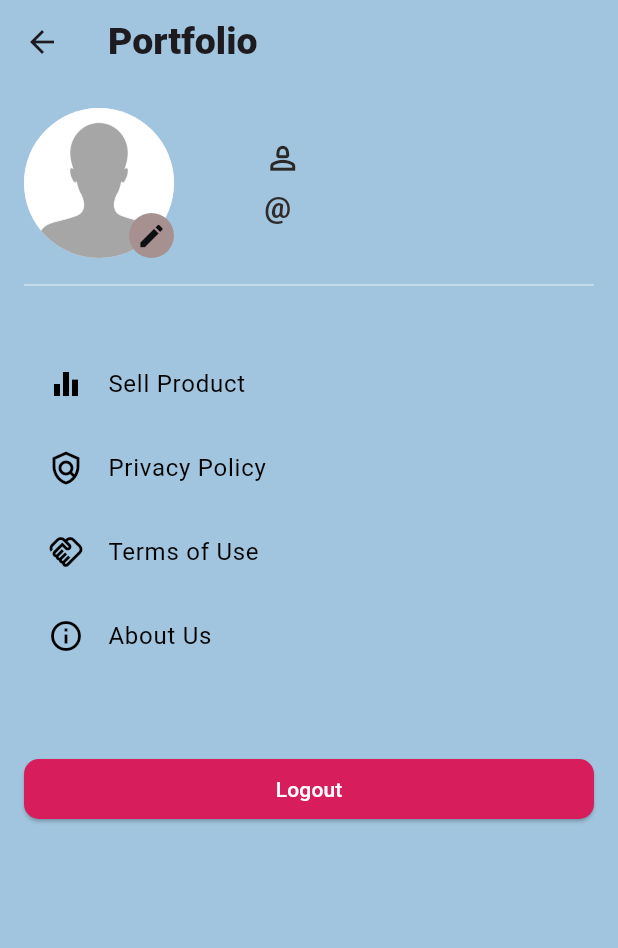
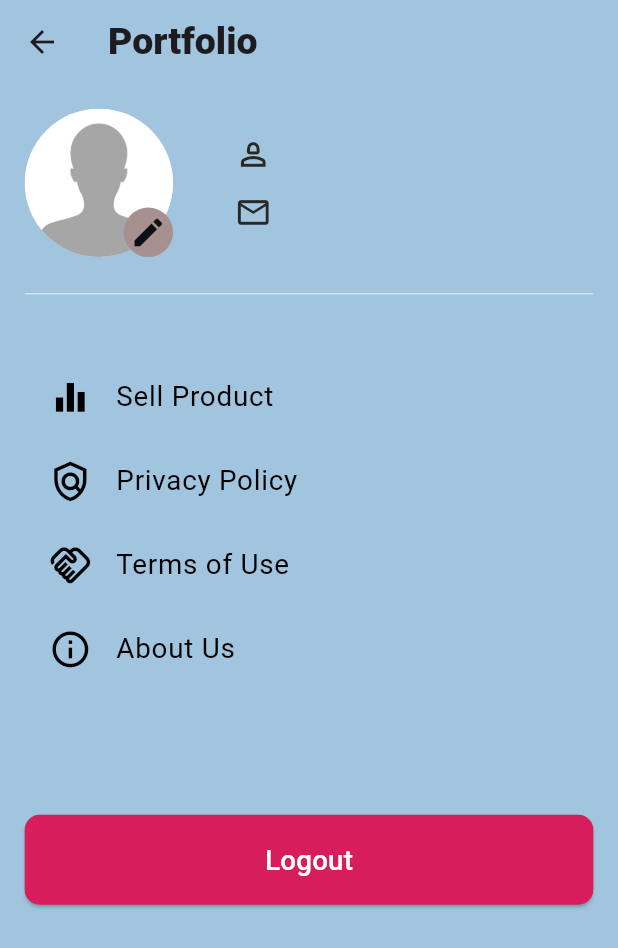
Before and after one commit to JomonJohnson123/newprojectupset, a Flutter app: the ProfilePage screen opened directly, on a phone screen of 412 x 824 dp. Shown: the top 948 px of the screen. Run offline on Flutter 3.47's test engine with Material 3 defaults, Android fonts, the phone set to English and light mode, and no system bars; our stand-ins replace hive, hive_flutter, image_picker, pie_chart; accounts and stored records are empty.

```diff
--- a/lib/Screens/profile.dart
+++ b/lib/Screens/profile.dart
@@ -6,7 +6,7 @@ import 'package:upsets/Screens/about.dart';
 import 'package:upsets/Screens/privacy_policy.dart';
 import 'package:upsets/Screens/sell_product.dart';
 import 'package:upsets/Screens/termsofuse.dart';
-import 'package:upsets/Utilities/widgets/const.dart';
+
 import 'package:upsets/Screens/login_page.dart';
 import 'package:upsets/db/functions/dbFunctions.dart';
 import 'package:upsets/db/functions/hiveModel/model.dart';
@@ -79,6 +79,10 @@ class _ProfilePageState extends State<ProfilePage> {
 
   @override
   Widget build(BuildContext context) {
+    // Get screen size for responsive layout
+    final screenWidth = MediaQuery.of(context).size.width;
+    final screenHeight = MediaQuery.of(context).size.height;
+
     return Scaffold(
       backgroundColor: const Color.fromARGB(255, 161, 197, 222),
       appBar: AppBar(
@@ -89,7 +93,7 @@ class _ProfilePageState extends State<ProfilePage> {
         backgroundColor: const Color.fromARGB(255, 161, 197, 222),
       ),
       body: Padding(
-        padding: const EdgeInsets.all(16.0),
+        padding: EdgeInsets.all(screenWidth * 0.04), // Responsive padding
         child: Column(
           children: [
             Row(
@@ -99,7 +103,8 @@ class _ProfilePageState extends State<ProfilePage> {
                     GestureDetector(
                       onTap: _pickImage,
                       child: CircleAvatar(
-                        radius: 50,
+                        radius: screenWidth *
+                            0.12, // Adjust circle size based on width
                         backgroundImage: _image != null
                             ? FileImage(_image!)
                             : const AssetImage('assets/images/profile.jpg')
@@ -111,129 +116,172 @@ class _ProfilePageState extends State<ProfilePage> {
                       right: 0,
                       child: GestureDetector(
                         onTap: _pickImage,
-                        child: const CircleAvatar(
-                          radius: 15,
-                          backgroundColor: Color.fromARGB(255, 167, 144, 144),
+                        child: CircleAvatar(
+                          radius: screenWidth * 0.04, // Adjust icon size
+                          backgroundColor:
+                              const Color.fromARGB(255, 167, 144, 144),
                           child: Icon(
                             Icons.edit,
-                            size: 20,
-                            color: Color.fromARGB(255, 13, 16, 18),
+                            size: screenWidth * 0.06, // Responsive icon size
+                            color: const Color.fromARGB(255, 13, 16, 18),
                           ),
                         ),
                       ),
                     ),
                   ],
                 ),
-                kwidth60,
+                SizedBox(
+                    width:
+                        screenWidth * 0.1), // Adjust width based on screen size
                 Expanded(
                   child: Column(
                     crossAxisAlignment: CrossAxisAlignment.start,
                     children: [
                       Row(
                         children: [
-                          const Icon(
+                          Icon(
                             Icons.person_2_outlined,
-                            size: 25.0,
-                            color: Color.fromARGB(255, 42, 39, 39),
+                            size: screenWidth * 0.06, // Responsive icon size
+                            color: const Color.fromARGB(255, 42, 39, 39),
                           ),
-                          const SizedBox(width: 8.0),
+                          SizedBox(width: screenWidth * 0.02), // Adjust spacing
                           Text(
                             '${user?.name}',
-                            style: const TextStyle(
-                              fontSize: 20,
+                            style: TextStyle(
+                              fontSize:
+                                  screenWidth * 0.05, // Responsive text size
                               fontWeight: FontWeight.bold,
-                              color: Color.fromARGB(255, 48, 43, 43),
+                              color: const Color.fromARGB(255, 6, 6, 6),
                             ),
                           ),
                         ],
                       ),
-                      const SizedBox(height: 4.0),
+                      SizedBox(height: screenHeight * 0.01),
+                      Row(
+                        children: [
+                          Icon(
+                            Icons.email_outlined,
+                            size: screenWidth * 0.06,
+                            color: const Color.fromARGB(255, 42, 39, 39),
+                          ),
+                          SizedBox(width: screenWidth * 0.02),
                           Text(
-                        '@${user?.email}',
-                        style: const TextStyle(
-                          fontSize: 20,
+                            '${user?.email}',
+                            style: TextStyle(
+                              fontSize: screenWidth * 0.05,
                               fontWeight: FontWeight.bold,
-                          color: Color.fromARGB(255, 48, 43, 43),
+                              color: const Color.fromARGB(255, 48, 43, 43),
                             ),
+                          ),
+                        ],
                       ),
                     ],
                   ),
                 ),
               ],
             ),
-            kheight10,
+            SizedBox(height: screenHeight * 0.02), // Responsive height
             Divider(
               color: Colors.white.withOpacity(0.5),
               thickness: 1.0,
             ),
-            const SizedBox(height: 30),
+            SizedBox(height: screenHeight * 0.04),
             Expanded(
               child: ListView(
                 children: [
                   ListTile(
-                    leading: const Icon(
+                    leading: Icon(
                       Icons.equalizer,
                       color: Colors.black,
+                      size: screenWidth * 0.07, // Responsive icon size
                     ),
-                    title: const Text(
+                    title: Text(
                       'Sell Product',
-                      style: TextStyle(color: Colors.black),
+                      style: TextStyle(
+                        color: Colors.black,
+                        fontSize: screenWidth * 0.045, // Responsive font size
+                      ),
                     ),
                     onTap: () {
                       Navigator.push(
                         context,
                         MaterialPageRoute(
-                              builder: (context) => const SellProducts()));
+                          builder: (context) => const SellProducts(),
+                        ),
+                      );
                     },
                   ),
                   ListTile(
-                    leading: const Icon(
+                    leading: Icon(
                       Icons.policy_outlined,
                       color: Colors.black,
+                      size: screenWidth * 0.07,
                     ),
-                    title: const Text(
+                    title: Text(
                       'Privacy Policy',
-                      style: TextStyle(color: Colors.black),
+                      style: TextStyle(
+                        color: Colors.black,
+                        fontSize: screenWidth * 0.045,
+                      ),
                     ),
                     onTap: () => Navigator.push(
                       context,
                       MaterialPageRoute(
-                            builder: (context) => const Privacypolicy())),
+                        builder: (context) => const Privacypolicy(),
+                      ),
+                    ),
                   ),
                   ListTile(
-                    leading: const Icon(
+                    leading: Icon(
                       Icons.handshake_outlined,
                       color: Colors.black,
+                      size: screenWidth * 0.07,
                     ),
-                    title: const Text(
+                    title: Text(
                       'Terms of Use',
-                      style: TextStyle(color: Colors.black),
+                      style: TextStyle(
+                        color: Colors.black,
+                        fontSize: screenWidth * 0.045,
+                      ),
                     ),
                     onTap: () => Navigator.push(
                       context,
                       MaterialPageRoute(
-                            builder: (context) => const TermsOfUseScreen())),
+                        builder: (context) => const TermsOfUseScreen(),
+                      ),
+                    ),
                   ),
                   ListTile(
-                    leading: const Icon(
+                    leading: Icon(
                       Icons.info_outline,
                       color: Colors.black,
+                      size: screenWidth * 0.07,
                     ),
-                    title: const Text(
+                    title: Text(
                       'About Us',
-                      style: TextStyle(color: Colors.black),
+                      style: TextStyle(
+                        color: Colors.black,
+                        fontSize: screenWidth * 0.045,
+                      ),
                     ),
                     onTap: () => Navigator.push(
                       context,
                       MaterialPageRoute(
-                            builder: (context) => const AboutPage())),
+                        builder: (context) => const AboutPage(),
                       ),
-                  kheight50,
+                    ),
+                  ),
+                  SizedBox(height: screenHeight * 0.1), // Adjust button height
                   ElevatedButton(
                     style: ElevatedButton.styleFrom(
                       backgroundColor: const Color.fromARGB(255, 215, 29, 91),
                       shape: RoundedRectangleBorder(
                         borderRadius: BorderRadius.circular(10),
+                      ),
+                      padding: EdgeInsets.symmetric(
+                        horizontal:
+                            screenWidth * 0.3, // Responsive button padding
+                        vertical: screenHeight * 0.02,
                       ),
                     ),
                     onPressed: () async {
@@ -244,14 +292,18 @@ class _ProfilePageState extends State<ProfilePage> {
                         // ignore: use_build_context_synchronously
                         context,
                         MaterialPageRoute(
-                            builder: (context) => const LoginScreen()),
+                          builder: (context) => const LoginScreen(),
+                        ),
                       );
                     },
-                    child: const Text(
+                    child: Text(
                       'Logout',
-                      style: TextStyle(color: Colors.white),
+                      style: TextStyle(
+                        color: Colors.white,
+                        fontSize: screenWidth * 0.045,
                       ),
-                  )
+                    ),
+                  ),
                 ],
               ),
             ),
--- a/lib/Screens/sell_details.dart
+++ b/lib/Screens/sell_details.dart
@@ -257,7 +257,7 @@ class _SellDetailsState extends State<SellDetails> {
                                   ),
                                   Text(
                                     sellProduct.sellDate != null
-                                        ? DateFormat('dd/MM/yyyy \n hh:mm:ss a')
+                                        ? DateFormat('MM/dd/yyyy \n hh:mm:ss a')
                                             .format(sellProduct.sellDate!)
                                         : 'N/A',
                                     style: const TextStyle(
--- a/lib/db/functions/hiveModel/overviewdb.dart
+++ b/lib/db/functions/hiveModel/overviewdb.dart
@@ -59,6 +59,7 @@ Future<void> getsellproduct() async {
 
 int countSalesBills() {
   DateTime? selectedDate;
+  // ignore: unnecessary_null_comparison
   if (selectedDate != null) {
     return sellListNotifier.value
         .where((sellProduct) =>
```
Also changed, not shown: lib/Screens/category.dart (+21 -10 lines), lib/Screens/productsPage.dart (+15 -10 lines), lib/Screens/sell_product.dart (+18 -6 lines). Lines whose indentation alone changed are shown as unchanged.
